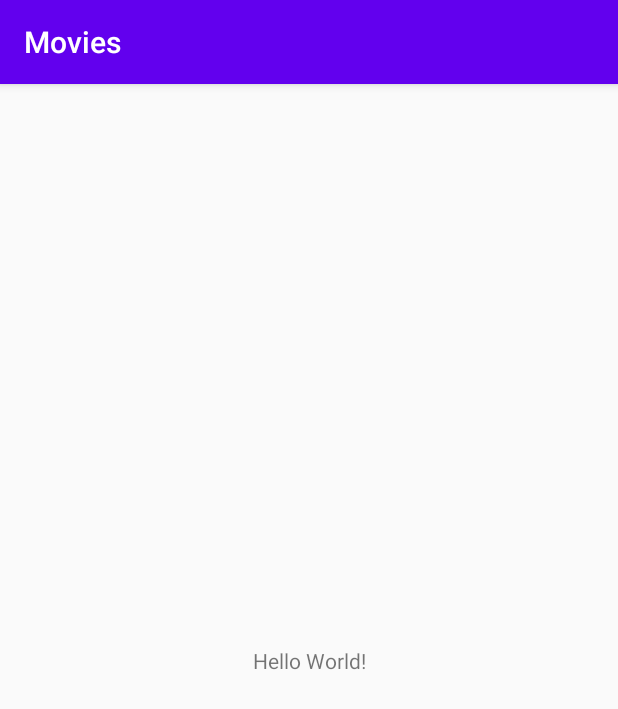
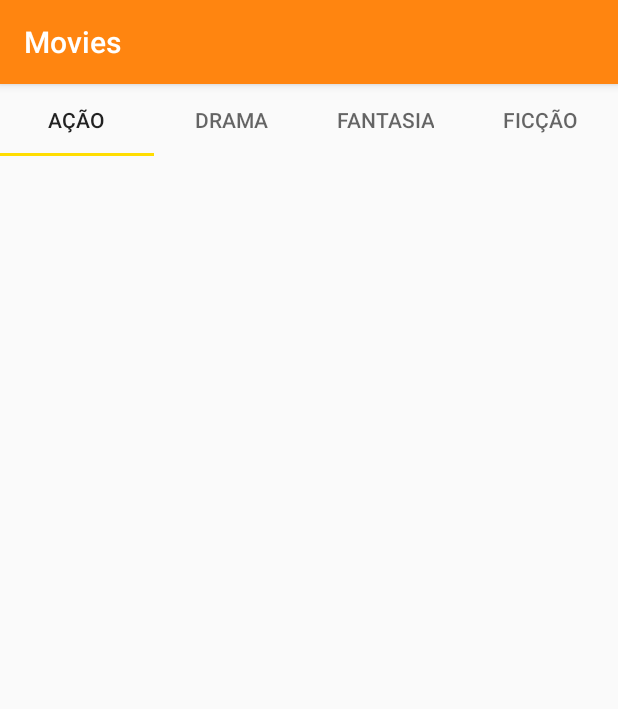
Before and after one commit to virginiadepaula/Movies, an Android app: the screen it shows after launch (MainActivity), on a phone screen of 412 x 824 dp. Shown: the top 709 px of the screen. Run offline under Robolectric (Android 15) with nearby library versions, the phone set to English and light mode, and no system bars.

Commit message:
Tab e Pageview

```diff
--- a/app/build.gradle
+++ b/app/build.gradle
@@ -25,11 +25,15 @@ android {
 }
 
 dependencies {
-    implementation fileTree(dir: "libs", include: ["*.jar"])
     implementation "org.jetbrains.kotlin:kotlin-stdlib:$kotlin_version"
     implementation 'androidx.core:core-ktx:1.3.1'
     implementation 'androidx.appcompat:appcompat:1.2.0'
     implementation 'androidx.constraintlayout:constraintlayout:2.0.0'
+    implementation 'androidx.viewpager2:viewpager2:1.0.0'
+    implementation 'androidx.legacy:legacy-support-v4:1.0.0'
+    implementation 'androidx.lifecycle:lifecycle-extensions:2.2.0'
+    implementation 'androidx.lifecycle:lifecycle-viewmodel-ktx:2.2.0'
+    implementation 'com.google.android.material:material:1.2.1'
     testImplementation 'junit:junit:4.12'
     androidTestImplementation 'androidx.test.ext:junit:1.1.1'
     androidTestImplementation 'androidx.test.espresso:espresso-core:3.2.0'
--- a/app/src/main/java/com/example/movies/MainActivity.kt
+++ b/app/src/main/java/com/example/movies/MainActivity.kt
@@ -1,11 +1,31 @@
 package com.example.movies
 
+import android.annotation.SuppressLint
 import androidx.appcompat.app.AppCompatActivity
 import android.os.Bundle
+import androidx.viewpager2.widget.ViewPager2
+import com.google.android.material.floatingactionbutton.FloatingActionButton
+import com.google.android.material.tabs.TabLayout
+import com.google.android.material.tabs.TabLayoutMediator
+import kotlinx.android.synthetic.main.activity_main.*
+
 
 class MainActivity : AppCompatActivity() {
+    @SuppressLint("ResourceType")
     override fun onCreate(savedInstanceState: Bundle?) {
         super.onCreate(savedInstanceState)
         setContentView(R.layout.activity_main)
+
+        val titulosTab = resources.getStringArray(R.array.titulos_tab)
+        val moviesAdapter = MoviesPageAdapter(this, titulosTab)
+        viewPager.adapter = moviesAdapter
+
+        TabLayoutMediator(tabLayout,viewPager){ tab, position ->
+            tab.text = titulosTab[position]
+        }.attach()
+
+
+
     }
+
 }
--- /dev/null
+++ b/app/src/main/java/com/example/movies/MoviesFragment.kt
@@ -0,0 +1,60 @@
+package com.example.movies
+
+import android.os.Bundle
+import androidx.fragment.app.Fragment
+import android.view.LayoutInflater
+import android.view.View
+import android.view.ViewGroup
+
+// TODO: Rename parameter arguments, choose names that match
+// the fragment initialization parameters, e.g. ARG_ITEM_NUMBER
+private const val ARG_PARAM1 = "param1"
+private const val ARG_PARAM2 = "param2"
+
+/**
+ * A simple [Fragment] subclass.
+ * Use the [MoviesFragment.newInstance] factory method to
+ * create an instance of this fragment.
+ */
+class MoviesFragment : Fragment() {
+    // TODO: Rename and change types of parameters
+    private var param1: String? = null
+    private var param2: String? = null
+
+    override fun onCreate(savedInstanceState: Bundle?) {
+        super.onCreate(savedInstanceState)
+        arguments?.let {
+            param1 = it.getString(ARG_PARAM1)
+            param2 = it.getString(ARG_PARAM2)
+        }
+    }
+
+    override fun onCreateView(
+        inflater: LayoutInflater, container: ViewGroup?,
+        savedInstanceState: Bundle?
+    ): View? {
+        // Inflate the layout for this fragment
+        return inflater.inflate(R.layout.fragment_movies, container, false)
+    }
+
+    companion object {
+        /**
+         * Use this factory method to create a new instance of
+         * this fragment using the provided parameters.
+         *
+         * @param param1 Parameter 1.
+         * @param param2 Parameter 2.
+         * @return A new instance of fragment MoviesFragment.
+         */
+        // TODO: Rename and change types and number of parameters
+        @JvmStatic
+        fun newInstance(param1: Int) =
+            MoviesFragment().apply {
+                arguments = Bundle().apply {
+                    putInt(ARG_PARAM1, param1)
+                    putString(ARG_PARAM2, param2)
+                }
+            }
+
+    }
+}
--- /dev/null
+++ b/app/src/main/java/com/example/movies/MoviesPageAdapter.kt
@@ -0,0 +1,20 @@
+package com.example.movies
+
+import androidx.fragment.app.*
+import androidx.viewpager2.adapter.FragmentStateAdapter
+
+class MoviesPageAdapter(manager: FragmentActivity, val itemTitle:Array<String> ) : FragmentStateAdapter(manager) {
+
+
+    override fun getItemCount(): Int {
+        return itemTitle.size
+    }
+
+    override fun createFragment(position: Int): Fragment {
+        return MoviesFragment.newInstance(position)
+    }
+
+    fun getPageTitle(position: Int): CharSequence? {
+        return itemTitle.get(position)
+    }
+}
--- a/app/src/main/res/layout/activity_main.xml
+++ b/app/src/main/res/layout/activity_main.xml
@@ -1,18 +1,21 @@
 <?xml version="1.0" encoding="utf-8"?>
 <androidx.constraintlayout.widget.ConstraintLayout xmlns:android="http://schemas.android.com/apk/res/android"
-    xmlns:app="http://schemas.android.com/apk/res-auto"
     xmlns:tools="http://schemas.android.com/tools"
     android:layout_width="match_parent"
     android:layout_height="match_parent"
     tools:context=".MainActivity">
 
-    <TextView
-        android:layout_width="wrap_content"
+    <com.google.android.material.tabs.TabLayout
+        android:id="@+id/tabLayout"
+        android:layout_width="match_parent"
         android:layout_height="wrap_content"
-        android:text="Hello World!"
-        app:layout_constraintBottom_toBottomOf="parent"
-        app:layout_constraintLeft_toLeftOf="parent"
-        app:layout_constraintRight_toRightOf="parent"
-        app:layout_constraintTop_toTopOf="parent" />
+        tools:ignore="MissingConstraints" />
+
+
+    <androidx.viewpager2.widget.ViewPager2
+        android:id="@+id/viewPager"
+        android:layout_width="match_parent"
+        android:layout_height="match_parent">
+    </androidx.viewpager2.widget.ViewPager2>
 
 </androidx.constraintlayout.widget.ConstraintLayout>
--- /dev/null
+++ b/app/src/main/res/layout/fragment_movies.xml
@@ -0,0 +1,12 @@
+<?xml version="1.0" encoding="utf-8"?>
+<FrameLayout xmlns:android="http://schemas.android.com/apk/res/android"
+    xmlns:tools="http://schemas.android.com/tools"
+    android:layout_width="match_parent"
+    android:layout_height="match_parent"
+    tools:context=".MoviesFragment">
+
+    <TextView
+        android:layout_width="match_parent"
+        android:layout_height="match_parent" />
+
+</FrameLayout>
--- a/app/src/main/res/values/colors.xml
+++ b/app/src/main/res/values/colors.xml
@@ -1,6 +1,6 @@
 <?xml version="1.0" encoding="utf-8"?>
 <resources>
-    <color name="colorPrimary">#6200EE</color>
-    <color name="colorPrimaryDark">#3700B3</color>
-    <color name="colorAccent">#03DAC5</color>
+    <color name="colorPrimary">#FF8510</color>
+    <color name="colorPrimaryDark">#D56700</color>
+    <color name="colorAccent">#FFDD00</color>
 </resources>
--- a/app/src/main/res/values/strings.xml
+++ b/app/src/main/res/values/strings.xml
@@ -1,3 +1,11 @@
 <resources>
     <string name="app_name">Movies</string>
+
+    <string-array name="titulos_tab">
+        <item>Ação</item>
+        <item>Drama</item>
+        <item>Fantasia</item>
+        <item>Ficção</item>
+    </string-array>
+    <string name="hello_blank_fragment">Hello blank fragment</string>
 </resources>
```
